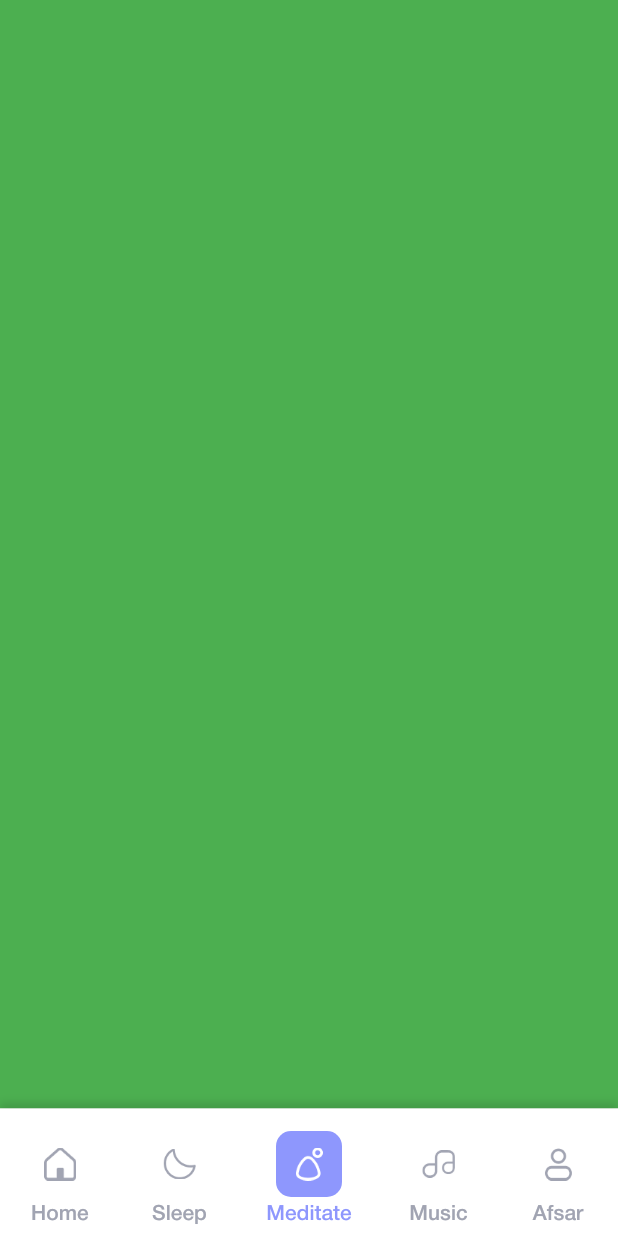
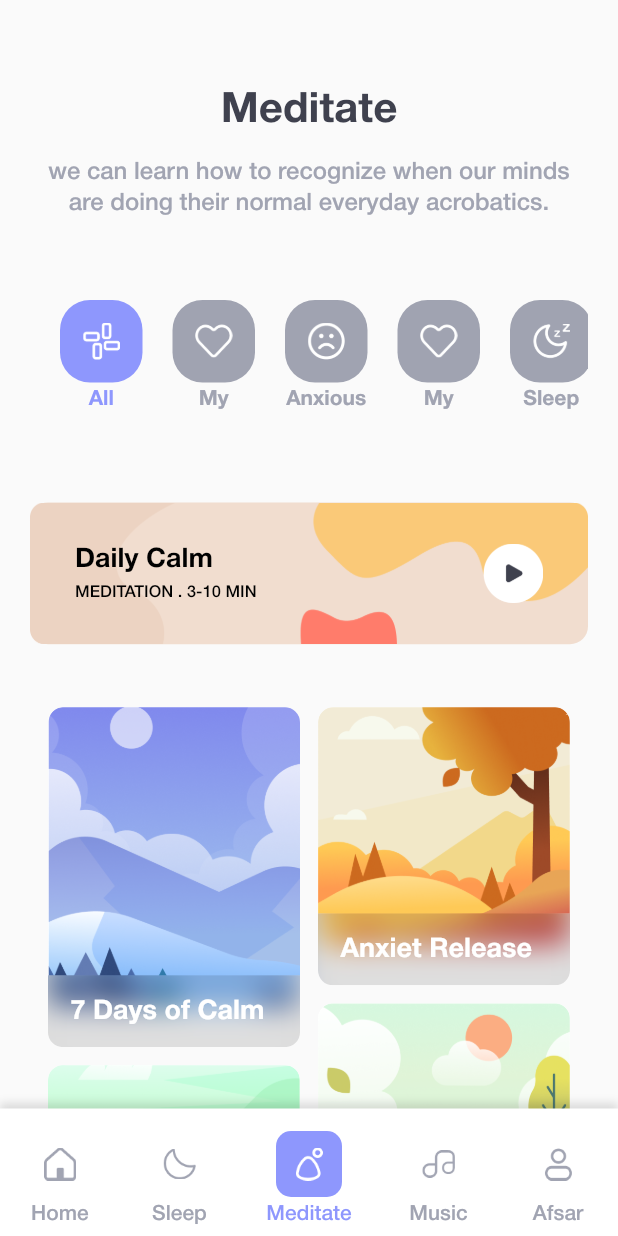
Before and after one commit to fahim27/meditation-flutter-ui-kit, a Flutter app: the MainTabScreen screen opened directly, item 3 of the bottom bar chosen, on a phone screen of 412 x 824 dp. Run offline on Flutter 3.47's test engine with Material 3 defaults, Android fonts, the phone set to English and light mode, and no system bars.

Commit message:
latest code

```diff
--- a/lib/main.dart
+++ b/lib/main.dart
@@ -1,7 +1,10 @@
 import 'package:flutter/material.dart';
 import 'package:meditation/screen/home/chose_topic.dart';
+import 'package:meditation/screen/home/course_screen.dart';
 import 'package:meditation/screen/home/reminder_screen.dart';
 import 'package:meditation/screen/login/login_screen.dart';
+import 'package:meditation/screen/main_tab/main_tab_screen.dart';
+import 'package:meditation/screen/meditate/meditate_screen.dart';
 import 'package:meditation/screen/start_up/start_up_screen.dart';
 import 'package:meditation/screen/welcome/welcome_screen.dart';
 
@@ -38,7 +41,8 @@ class MyApp extends StatelessWidget {
         useMaterial3: false,
       ),
       debugShowCheckedModeBanner: false,
-      home: const WelcomeScreen(),
+      // home: const WelcomeScreen(),
+      home: const MainTabScreen(),
     );
   }
 }
--- a/lib/screen/main_tab/main_tab_screen.dart
+++ b/lib/screen/main_tab/main_tab_screen.dart
@@ -2,6 +2,7 @@ import 'package:flutter/material.dart';
 import 'package:meditation/common_widget/tab_button.dart';
 import 'package:meditation/config/my_color.dart';
 import 'package:meditation/screen/home/home_screen.dart';
+import 'package:meditation/screen/meditate/meditate_screen.dart';
 
 class MainTabScreen extends StatefulWidget {
   const MainTabScreen({Key? key}) : super(key: key);
@@ -27,7 +28,7 @@ class _MainTabScreenState extends State<MainTabScreen>
         children: [
           HomeScreen(),
           Container(width: 200, height: 200, color: Colors.yellow),
-          Container(width: 200, height: 200, color: Colors.green),
+          MeditateScreen(),
           Container(width: 200, height: 200, color: Colors.red),
           Container(width: 200, height: 200, color: Colors.blue),
         ],
--- /dev/null
+++ b/lib/screen/meditate/meditate_screen.dart
@@ -0,0 +1,272 @@
+import 'dart:ui';
+
+import 'package:flutter/material.dart';
+import 'package:meditation/config/my_color.dart';
+import 'package:flutter_staggered_grid_view/flutter_staggered_grid_view.dart';
+import 'package:meditation/screen/home/reminder_screen.dart';
+
+class MeditateScreen extends StatefulWidget {
+  const MeditateScreen({Key? key}) : super(key: key);
+
+  @override
+  _MeditateScreenState createState() => _MeditateScreenState();
+}
+
+class _MeditateScreenState extends State<MeditateScreen> {
+  int selectIndex = 0;
+  List catArr = [
+    {"icon": "assets/img/all.png", "title": "All"},
+    {"icon": "assets/img/fav_m.png", "title": "My"},
+    {"icon": "assets/img/anxious.png", "title": "Anxious"},
+    {"icon": "assets/img/fav_m.png", "title": "My"},
+    {"icon": "assets/img/sleep_btn.png", "title": "Sleep"},
+    {"icon": "assets/img/anxious.png", "title": "Anxious"},
+    {"icon": "assets/img/sleep_btn.png", "title": "Sleep"},
+    {"icon": "assets/img/anxious.png", "title": "Anxious"},
+    {"icon": "assets/img/sleep_btn.png", "title": "Sleep"},
+    {"icon": "assets/img/anxious.png", "title": "Anxious"},
+    {"icon": "assets/img/kids.png", "title": "Kids"},
+    {"icon": "assets/img/sleep_btn.png", "title": "Sleep"},
+  ];
+  List dataArr = [
+    {"image": "assets/img/m1.png", "title": "7 Days of Calm"},
+    {"image": "assets/img/m2.png", "title": "Anxiet Release"},
+    {"image": "assets/img/m4.png", "title": "Reduce Anxiety"},
+    {"image": "assets/img/m3.png", "title": "Happiness"},
+  ];
+
+  @override
+  Widget build(BuildContext context) {
+    return Scaffold(
+      body: Padding(
+        padding: EdgeInsetsGeometry.only(left: 20, right: 20, top: 60),
+        child: Column(
+          children: [
+            Column(
+              children: [
+                Center(
+                  child: Text(
+                    "Meditate",
+                    style: TextStyle(
+                      color: MyColor.primaryText,
+                      fontSize: 28,
+                      fontWeight: FontWeight.w700,
+                    ),
+                  ),
+                ),
+                const SizedBox(height: 15),
+                Padding(
+                  padding: const EdgeInsets.symmetric(horizontal: 10),
+                  child: Text(
+                    "we can learn how to recognize when our minds are doing their normal everyday acrobatics.",
+                    textAlign: TextAlign.center,
+                    style: TextStyle(
+                      color: MyColor.secondaryText,
+                      fontSize: 16,
+                      height: 1.3,
+                    ),
+                  ),
+                ),
+              ],
+            ),
+            const SizedBox(height: 35),
+            SizedBox(
+              height: 120,
+              child: ListView.separated(
+                padding: const EdgeInsets.symmetric(
+                  vertical: 20,
+                  horizontal: 20,
+                ),
+                scrollDirection: Axis.horizontal,
+                itemBuilder: (context, index) {
+                  var cObj = catArr[index];
+                  return InkWell(
+                    onTap: () {
+                      selectIndex = index;
+                      setState(() {});
+                    },
+                    child: Column(
+                      children: [
+                        Container(
+                          width: 55,
+                          height: 55,
+                          decoration: BoxDecoration(
+                            color: selectIndex == index
+                                ? MyColor.primary
+                                : const Color(0xffA0A3B1),
+                            borderRadius: BorderRadius.circular(20),
+                          ),
+                          alignment: Alignment.center,
+                          child: Image.asset(
+                            cObj["icon"],
+                            width: 25,
+                            height: 25,
+                            color: Colors.white,
+                          ),
+                        ),
+                        const SizedBox(height: 4),
+                        Text(
+                          cObj["title"],
+                          style: TextStyle(
+                            color: selectIndex == index
+                                ? MyColor.primary
+                                : MyColor.secondaryText,
+                            fontSize: 14,
+                            fontWeight: FontWeight.w600,
+                          ),
+                        ),
+                      ],
+                    ),
+                  );
+                },
+                separatorBuilder: (context, index) => const SizedBox(width: 20),
+                itemCount: catArr.length,
+              ),
+            ),
+            const SizedBox(height: 35),
+            Container(
+              width: double.maxFinite,
+              decoration: BoxDecoration(
+                color: const Color(0xffF1DDCF),
+                borderRadius: BorderRadius.circular(12),
+              ),
+              child: Stack(
+                alignment: Alignment.center,
+                children: [
+                  Image.asset(
+                    "assets/img/dailyCalm.png",
+                    width: double.maxFinite,
+                    fit: BoxFit.fitWidth,
+                  ),
+                  Padding(
+                    padding: EdgeInsetsGeometry.symmetric(
+                      horizontal: 30,
+                      vertical: 25,
+                    ),
+                    child: Row(
+                      children: [
+                        Expanded(
+                          child: Column(
+                            crossAxisAlignment: CrossAxisAlignment.start,
+                            children: [
+                              Text(
+                                "Daily Calm",
+                                style: TextStyle(
+                                  color: Colors.black,
+                                  fontSize: 18,
+                                  fontWeight: FontWeight.w700,
+                                ),
+                              ),
+                              const SizedBox(height: 8),
+                              Text(
+                                "MEDITATION . 3-10 MIN",
+                                style: TextStyle(
+                                  color: Colors.black,
+                                  fontSize: 11,
+                                ),
+                              ),
+                            ],
+                          ),
+                        ),
+                        InkWell(
+                          onTap: () {},
+                          child: Image.asset(
+                            "assets/img/play.png",
+                            width: 40,
+                            height: 40,
+                          ),
+                        ),
+                      ],
+                    ),
+                  ),
+                ],
+              ),
+            ),
+            const SizedBox(height: 30),
+            Expanded(
+              child: MasonryGridView.count(
+                padding: const EdgeInsetsDirectional.symmetric(
+                  vertical: 12,
+                  horizontal: 12,
+                ),
+                crossAxisCount: 2,
+                mainAxisSpacing: 12,
+                crossAxisSpacing: 12,
+                itemCount: dataArr.length,
+                itemBuilder: (context, index) {
+                  var height = index % 4 == 0 || index % 4 == 2
+                      ? context.width * 0.55
+                      : context.width * 0.45;
+                  var dataObj = dataArr[index] as Map ?? {};
+
+                  return InkWell(
+                    onTap: () {
+                      context.push(const ReminderScreen());
+                    },
+                    child: Container(
+                      height: height,
+                      alignment: Alignment.center,
+                      decoration: BoxDecoration(
+                        color: Colors.white,
+                        borderRadius: BorderRadius.circular(10),
+                      ),
+                      child: Stack(
+                        alignment: Alignment.topCenter,
+                        children: [
+                          ClipRRect(
+                            borderRadius: const BorderRadius.only(
+                              topLeft: Radius.circular(10),
+                              topRight: Radius.circular(10),
+                            ),
+                            child: Image.asset(
+                              dataObj["image"],
+                              width: double.maxFinite,
+                              fit: BoxFit.fitWidth,
+                            ),
+                          ),
+                          Column(
+                            mainAxisAlignment: MainAxisAlignment.end,
+                            mainAxisSize: MainAxisSize.max,
+                            crossAxisAlignment: CrossAxisAlignment.start,
+                            children: [
+                              ClipRRect(
+                                borderRadius: const BorderRadius.only(
+                                  bottomLeft: Radius.circular(10),
+                                  bottomRight: Radius.circular(10),
+                                ),
+                                child: BackdropFilter(
+                                  filter: ImageFilter.blur(
+                                    sigmaX: 10,
+                                    sigmaY: 10,
+                                  ),
+                                  child: Container(
+                                    width: double.maxFinite,
+                                    color: Colors.black12,
+                                    padding: const EdgeInsets.all(15),
+                                    child: Text(
+                                      dataObj["title"],
+                                      maxLines: 2,
+                                      style: const TextStyle(
+                                        color: Colors.white,
+                                        fontSize: 18,
+                                        fontWeight: FontWeight.w700,
+                                      ),
+                                    ),
+                                  ),
+                                ),
+                              ),
+                            ],
+                          ),
+                        ],
+                      ),
+                    ),
+                  );
+                },
+              ),
+            ),
+          ],
+        ),
+      ),
+    );
+  }
+}
```
Also changed, not shown: lib/common_widget/button/select_tab_button.dart (added, +48 -0 lines), lib/screen/home/course_screen.dart (added, +245 -0 lines), lib/screen/home/home_screen.dart (+8 -2 lines).
